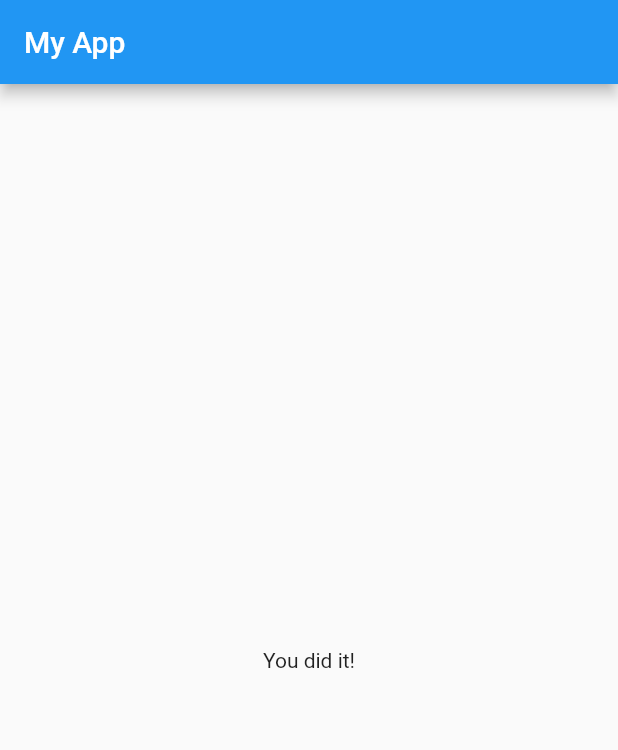
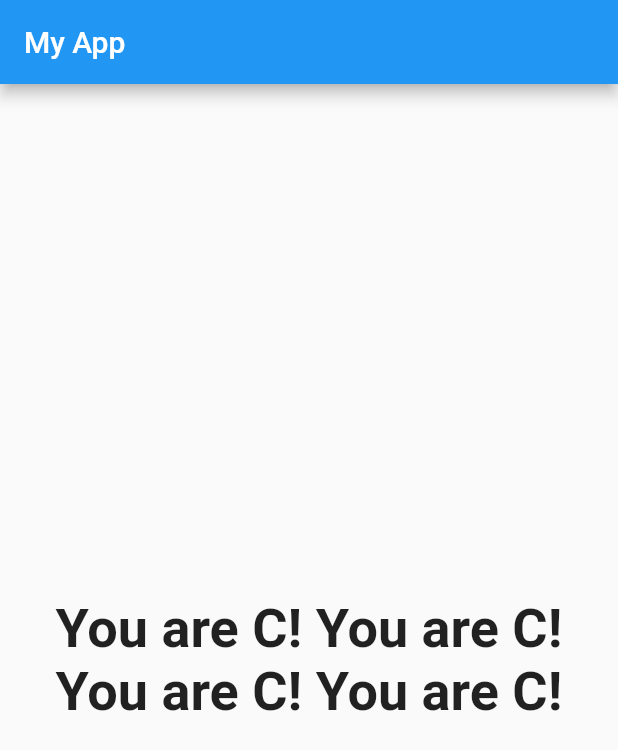
Before and after one commit to antosha-85/app_max_flutter, a Flutter app: the screen it shows after launch, after a tap on "Black", after a tap on "Snake", after a tap on "Max", on a phone screen of 412 x 824 dp. Shown: the top 750 px of the screen. Run offline on Flutter 3.47's test engine with Material 2 defaults, Android fonts, the phone set to English and light mode, and no system bars.

Commit message:
Updated questions with scores, updated Result to reflect those scores, added some styling

```diff
--- a/lib/main.dart
+++ b/lib/main.dart
@@ -14,23 +14,40 @@ class MyApp extends StatefulWidget {
 
 class _MyAppState extends State<MyApp> {
   var _questionIndex = 0;
+  var _totalScore = 0;
   final List _questions = const [
     {
       'questionText': 'What\'s your favorite color?',
-      'answers': ['Black', 'Red', "Green", 'White']
+      'answers': [
+        {'text': 'Black', 'score': 10},
+        {'text': 'Red', 'score': 5},
+        {'text': "Green", 'score': 3},
+        {'text': 'White', 'score': 1}
+      ]
     },
     {
       'questionText': 'What\'s your favorite animal?',
-      'answers': ['Rabbit', 'Snake', "Elephant", 'Lion']
+      'answers': [
+        {'text': 'Rabbit', 'score': 3},
+        {'text': 'Snake', 'score': 11},
+        {'text': "Elephant", 'score': 5},
+        {'text': 'Lion', 'score': 9}
+      ]
     },
     {
       'questionText': 'Who\'s your favorite instructor?',
-      'answers': ['Anton', 'Oksana', "Max", 'Kyle']
+      'answers': [
+        {'text': 'Anton', 'score': 10},
+        {'text': 'Oksana', 'score': 8},
+        {'text': "Max", 'score': 5},
+        {'text': 'Kyle', 'score': 3}
+      ]
     },
   ];
   @override
   Widget build(BuildContext context) {
-    void _answerQuestion() {
+    void _answerQuestion(int score) {
+      _totalScore += score;
       setState(() {
         _questionIndex++;
         print('question Index ' + _questionIndex.toString());
@@ -47,7 +64,7 @@ class _MyAppState extends State<MyApp> {
                 answerQuestion: _answerQuestion,
                 questions: _questions,
                 questionIndex: _questionIndex)
-            : Result(),
+            : Result(_totalScore),
       ),
     );
   }
--- a/lib/quiz.dart
+++ b/lib/quiz.dart
@@ -18,8 +18,9 @@ class Quiz extends StatelessWidget {
     return Column(
       children: <Widget>[
         Question(questions[questionIndex]['questionText']),
-        ...(questions[questionIndex]['answers'] as List<String>)
-            .map((answer) => Answer(answerQuestion, answer))
+        ...(questions[questionIndex]['answers'] as List<Map<String, Object>>)
+            .map((answer) =>
+                Answer(() => answerQuestion(answer['score']), answer['text']))
             .toList()
       ],
     );
--- a/lib/result.dart
+++ b/lib/result.dart
@@ -1,8 +1,35 @@
 import 'package:flutter/material.dart';
 
 class Result extends StatelessWidget {
+  final int resultScore;
+
+  Result(this.resultScore);
+
+  String get resultPhrase {
+    var resultText = 'You did it!';
+    if (resultScore <= 8) {
+      resultText = "You are A!";
+    } else if (resultScore <= 12) {
+      resultText = "You are B!";
+    } else {
+      resultText = "You are C! You are C! You are C! You are C!";
+    }
+    return resultText;
+  }
+
   @override
   Widget build(BuildContext context) {
-    return Center(child: Text('You did it!'));
+    return Container(
+      margin: EdgeInsets.all(5.0),
+      child: Center(
+          child: Text(
+        resultPhrase,
+        style: TextStyle(
+          fontSize: 36,
+          fontWeight: FontWeight.bold,
+        ),
+        textAlign: TextAlign.center,
+      )),
+    );
   }
 }
```
